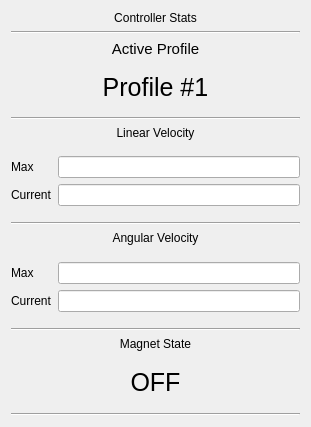
Qt form minesweeper_rqt_stats/resource/controller_stats.ui (youssefeldesouky/Minesweeper) before a commit.
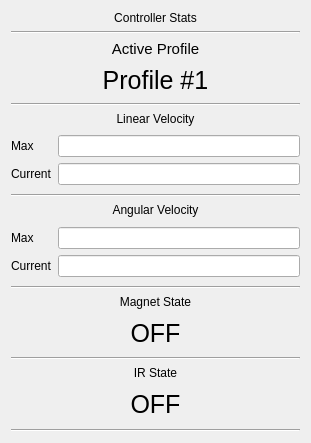
The same form after that commit.

```diff
--- a/minesweeper_rqt_stats/resource/controller_stats.ui
+++ b/minesweeper_rqt_stats/resource/controller_stats.ui
@@ -7,7 +7,7 @@
     <x>0</x>
     <y>0</y>
     <width>311</width>
-    <height>427</height>
+    <height>443</height>
    </rect>
   </property>
   <property name="windowTitle">
@@ -275,6 +275,48 @@
      </property>
     </widget>
    </item>
+   <item>
+    <layout class="QVBoxLayout" name="verticalLayout_4">
+     <item>
+      <widget class="QLabel" name="label_10">
+       <property name="sizePolicy">
+        <sizepolicy hsizetype="Preferred" vsizetype="Fixed">
+         <horstretch>0</horstretch>
+         <verstretch>0</verstretch>
+        </sizepolicy>
+       </property>
+       <property name="text">
+        <string>IR State</string>
+       </property>
+       <property name="alignment">
+        <set>Qt::AlignCenter</set>
+       </property>
+      </widget>
+     </item>
+     <item>
+      <widget class="QLabel" name="ir">
+       <property name="font">
+        <font>
+         <pointsize>19</pointsize>
+        </font>
+       </property>
+       <property name="text">
+        <string>OFF</string>
+       </property>
+       <property name="alignment">
+        <set>Qt::AlignCenter</set>
+       </property>
+      </widget>
+     </item>
+    </layout>
+   </item>
+   <item>
+    <widget class="Line" name="line_6">
+     <property name="orientation">
+      <enum>Qt::Horizontal</enum>
+     </property>
+    </widget>
+   </item>
   </layout>
  </widget>
  <layoutdefault spacing="6" margin="11"/>
```
